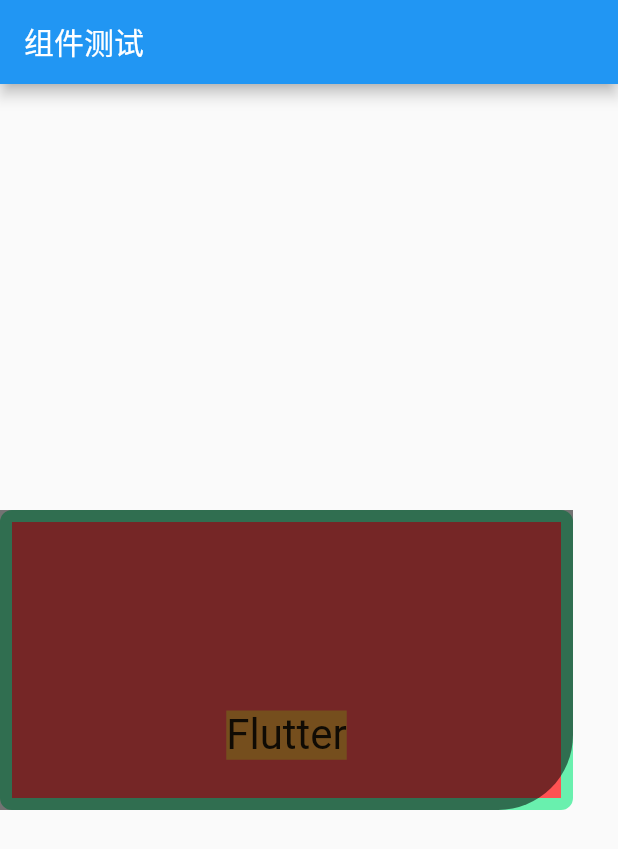
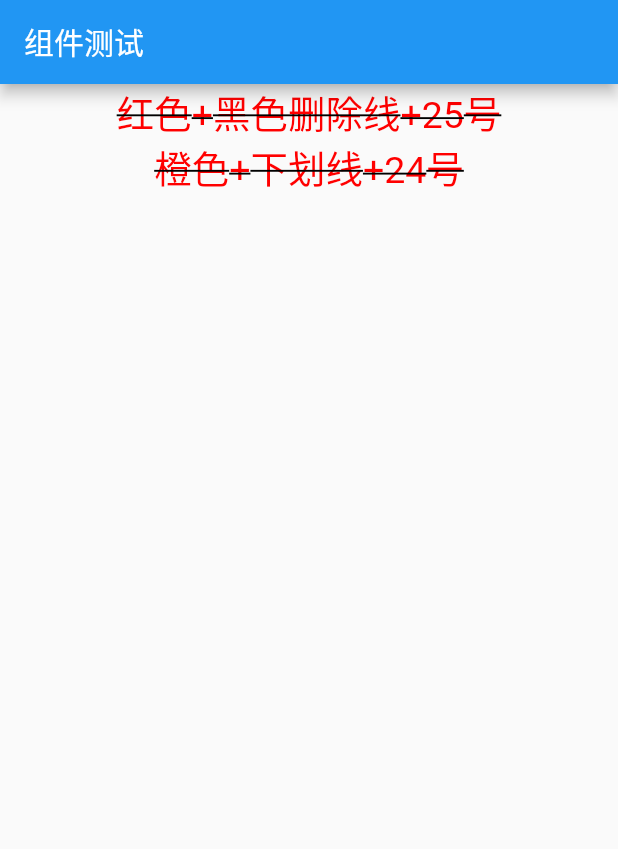
Before and after one commit to haoyuehuyu/LearningFlutter, a Flutter app: the screen it shows after launch, on a phone screen of 412 x 824 dp. Shown: the top 849 px of the screen. Run offline on Flutter 3.47's test engine with Material 2 defaults, Android fonts, the phone set to English and light mode, and no system bars.

Commit message:
添加常用组件image

```diff
--- a/flutter_second_usual_widgets/lib/main.dart
+++ b/flutter_second_usual_widgets/lib/main.dart
@@ -1,5 +1,7 @@
 import 'package:flutter/material.dart';
 import 'container_test_page.dart';
+import 'image_test_page.dart';
+import 'text_test_page.dart';
 
 void main() => runApp(MyApp());
 
@@ -14,7 +16,8 @@
       ),
       home: Scaffold(
         appBar: AppBar(title: Text("组件测试"),),
-        body: ContainerPage(),
+        body: TextTestPage()
+        //ImageTestPage()//ContainerPage(),
       ),
     );
   }
--- /dev/null
+++ b/flutter_second_usual_widgets/lib/text_test_page.dart
@@ -0,0 +1,31 @@
+import 'package:flutter/material.dart';
+
+class TextTestPage extends StatelessWidget {
+  const TextTestPage({Key key}) : super(key: key);
+
+  @override
+  Widget build(BuildContext context) {
+    return Center(
+      child: Column(
+        children: <Widget>[
+          Text(
+            "红色+黑色删除线+25号",
+            style: TextStyle(
+                color: Color(0xffff0000),
+                decoration: TextDecoration.lineThrough,
+                decorationColor: Color(0xff000000),
+                fontSize: 25.0),
+          ),
+          Text(
+            "橙色+下划线+24号",
+            style: TextStyle(
+                color: Color(0xffff0000),
+                decoration: TextDecoration.lineThrough,
+                decorationColor: Color(0xff000000),
+                fontSize: 25.0),
+          ),
+        ],
+      ),
+    );
+  }
+}
--- a/flutter_second_usual_widgets/pubspec.yaml
+++ b/flutter_second_usual_widgets/pubspec.yaml
@@ -41,8 +41,8 @@
   uses-material-design: true
 
   # To add assets to your application, add an assets section, like this:
-  # assets:
-  #  - images/a_dot_burr.jpeg
+  assets:
+   - images/header_top.png
   #  - images/a_dot_ham.jpeg
 
   # An image asset can refer to one or more resolution-specific "variants", see
```
Also changed, not shown: flutter_second_usual_widgets/lib/image_test_page.dart (added, +28 -0 lines), flutter_second_usual_widgets/images/header_top.png (added).
